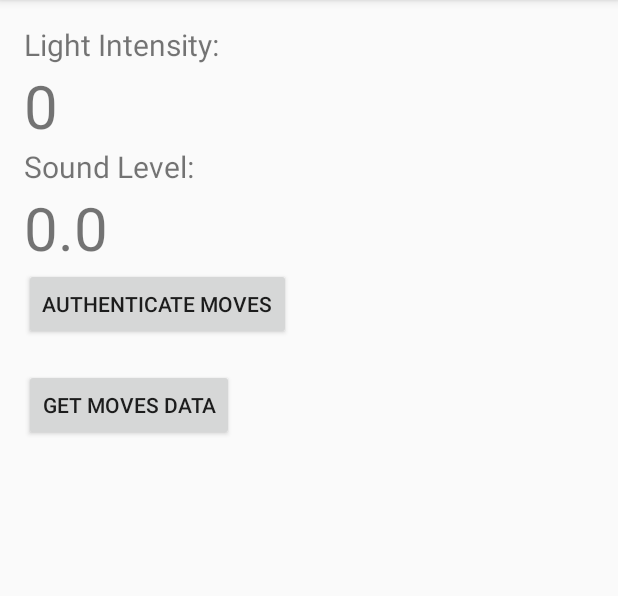
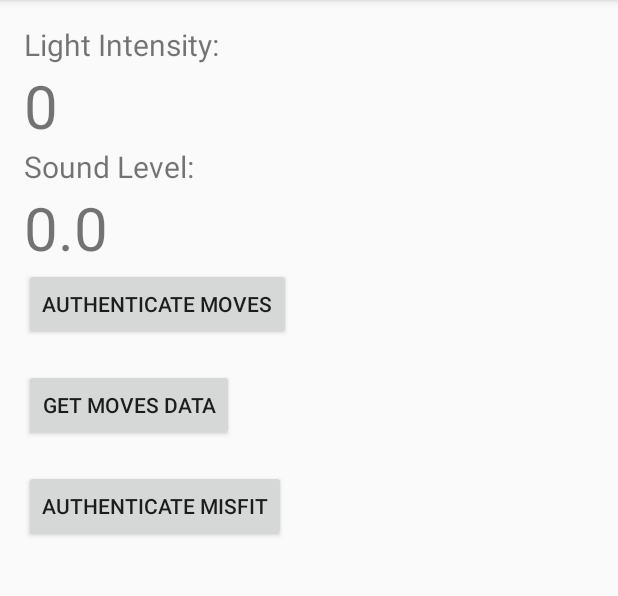
Before and after one commit to mhdkhadafi/sleep-quality-tracking, an Android app: the screen it shows after launch (MainActivity), after a tap on "AUTHENTICATE MOVES", on a phone screen of 412 x 824 dp, the part 84-680 px from its top. Run offline under Robolectric (Android 15) with nearby library versions, the phone set to English and light mode, and no system bars; 1 statement that could not run was skipped.

Commit message:
started misfit auth

```diff
--- a/app/src/main/AndroidManifest.xml
+++ b/app/src/main/AndroidManifest.xml
@@ -20,6 +20,12 @@
 
                 <category android:name="android.intent.category.LAUNCHER" />
             </intent-filter>
+            <intent-filter>
+                <data android:scheme="sleep" />
+                <action android:name="android.intent.action.VIEW" />
+                <category android:name="android.intent.category.BROWSABLE" />
+                <category android:name="android.intent.category.DEFAULT" />
+            </intent-filter>
         </activity>
     </application>
 
--- a/app/src/main/java/com/apps/muhammadkhadafi/sleepqualitytracker/MainActivity.java
+++ b/app/src/main/java/com/apps/muhammadkhadafi/sleepqualitytracker/MainActivity.java
@@ -63,6 +63,7 @@ public class MainActivity extends Activity {
     TextView movesToken;
     TextView movesData;
     Button getMovesData;
+    Button authenticateMisfit;
     SoundMeter soundMeter;
     public static Handler mHandler;
     public static Timer mTimer = new Timer();
@@ -90,6 +91,7 @@ public class MainActivity extends Activity {
         movesToken = (TextView) findViewById(R.id.receivedToken);
         movesData = (TextView) findViewById(R.id.movesData);
         getMovesData = (Button) findViewById(R.id.getMovesData);
+        authenticateMisfit = (Button) findViewById(R.id.authenticateMisfit);
 
         SensorManager sensorManager = (SensorManager) getSystemService(SENSOR_SERVICE);
         Sensor lightSensor = sensorManager.getDefaultSensor(Sensor.TYPE_LIGHT);
@@ -105,6 +107,13 @@ public class MainActivity extends Activity {
             @Override
             public void onClick(View v) {
                 doRequestAuthInApp();
+            }
+        });
+
+        authenticateMisfit.setOnClickListener(new View.OnClickListener() {
+            @Override
+            public void onClick(View v) {
+                doRequestAuthMisfit();
             }
         });
 
@@ -233,6 +242,23 @@ public class MainActivity extends Activity {
         } catch (ActivityNotFoundException e) {
             Toast.makeText(this, "Moves app not installed", Toast.LENGTH_SHORT).show();
         }
+
+    }
+
+    private void doRequestAuthMisfit() {
+
+        //moves://app/authorize?client_id=<your client id>&redirect_uri=<redirect_uri>&scope=<scope>
+
+//        Uri uri = createAuthUri("moves", "app", "/authorize").build();
+//        Intent intent = new Intent(Intent.ACTION_VIEW, uri);
+//        try {
+//            startActivityForResult(intent, REQUEST_AUTHORIZE);
+//        } catch (ActivityNotFoundException e) {
+//            Toast.makeText(this, "Moves app not installed", Toast.LENGTH_SHORT).show();
+//        }
+
+        Intent browserIntent = new Intent(Intent.ACTION_VIEW, Uri.parse("https://api.misfitwearables.com/auth/dialog/authorize?response_type=code&client_id=e5OZut6KodmxyrLR&redirect_uri=https://glacial-ridge-1116.herokuapp.com/&scope=public,birthday,email"));
+        startActivity(browserIntent);
 
     }
 
--- a/app/src/main/res/layout/activity_main.xml
+++ b/app/src/main/res/layout/activity_main.xml
@@ -80,4 +80,13 @@
         android:layout_below="@+id/getMovesData"
         android:layout_alignParentLeft="true"
         android:layout_alignParentStart="true" />
+
+    <Button
+        android:layout_width="wrap_content"
+        android:layout_height="wrap_content"
+        android:text="Authenticate Misfit"
+        android:id="@+id/authenticateMisfit"
+        android:layout_below="@+id/movesData"
+        android:layout_alignParentLeft="true"
+        android:layout_alignParentStart="true" />
 </RelativeLayout>
```
